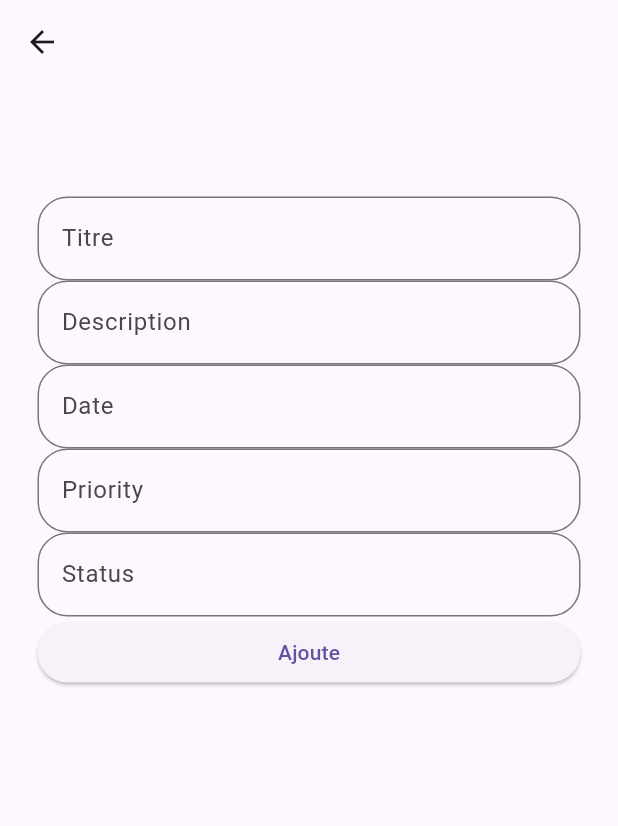
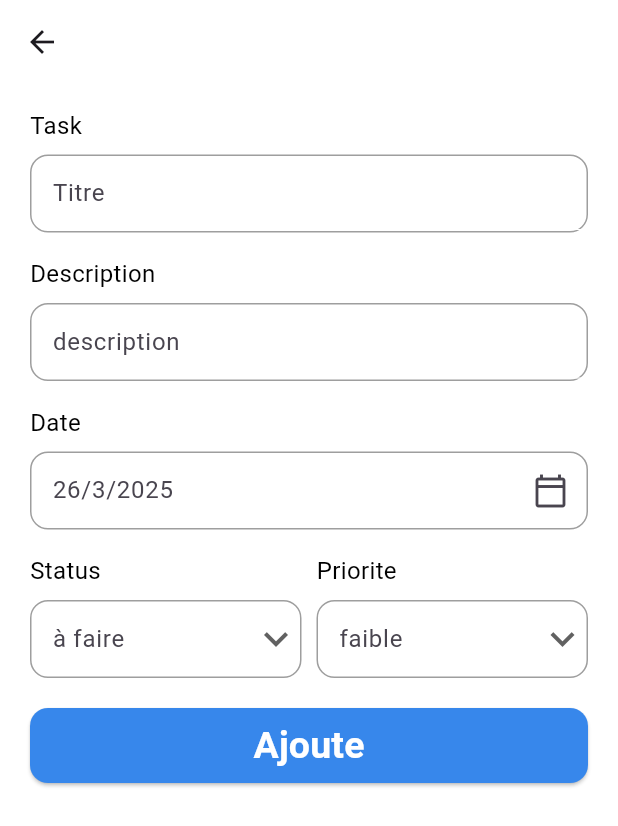
Before and after one commit to zakx227/mytask, a Flutter app: the screen it shows after launch, after a tap on the "add" icon, on a phone screen of 412 x 824 dp. Shown: the top 826 px of the screen. Run offline on Flutter 3.47's test engine with Material 3 defaults, Android fonts, the phone set to English and light mode, and no system bars; our stand-ins replace flutter_riverpod, sqflite; accounts and stored records are empty.

Commit message:
Ajout Page detail

```diff
--- a/lib/main.dart
+++ b/lib/main.dart
@@ -1,9 +1,12 @@
 import 'package:flutter/material.dart';
+import 'package:flutter_riverpod/flutter_riverpod.dart';
+import 'package:mytask/models/task_model.dart';
 import 'package:mytask/screens/add_task_screen.dart';
-import 'package:mytask/screens/home_page.dart';
+import 'package:mytask/screens/detail_task_screen.dart';
+import 'package:mytask/screens/home_screen.dart';
 
 void main() {
-  runApp(MyApp());
+  runApp(ProviderScope(child: MyApp()));
 }
 
 class MyApp extends StatelessWidget {
@@ -15,10 +18,13 @@ class MyApp extends StatelessWidget {
       debugShowCheckedModeBanner: false,
       initialRoute: '/home',
       onGenerateRoute: (settings) {
+        final arguments = settings.arguments;
+
         final widget = switch (settings.name ?? "") {
           '/addtask' => AddTaskScreen(),
-
-          _ => const HomePage(),
+          '/detailtask' => DetailTaskScreen(task: arguments as Task),
+          '/home' => HomeScreen(),
+          _ => HomeScreen(),
         };
         return MaterialPageRoute(builder: (context) => widget);
       },
--- a/lib/Data/database_helper.dart
+++ b/lib/models/data/database_helper.dart
@@ -7,15 +7,14 @@ class DatabaseHelper {
 
   Future<Database?> get db async {
     if (_db == null) {
-      _db = await initialisation();
-      return _db;
-    } else {
+      _db = await _initialisation();
       return _db;
     }
+    return _db;
   }
 
   //-----------------------------------------------------------------
-  Future<Database> initialisation() async {
+  Future<Database> _initialisation() async {
     String dbPath = await getDatabasesPath();
     String path = join(dbPath, "tasks.db");
 
--- a/lib/models/task_model.dart
+++ b/lib/models/task_model.dart
@@ -1,18 +1,18 @@
 class Task {
   int? id;
-  String title;
-  String description;
-  String dueDate;
-  String priority;
-  String status;
+  String? title;
+  String? description;
+  String? dueDate;
+  String? priority;
+  String? status;
 
   Task({
     this.id,
-    required this.title,
-    required this.description,
-    required this.dueDate,
-    required this.priority,
-    required this.status,
+    this.title,
+    this.description,
+    this.dueDate,
+    this.priority,
+    this.status,
   });
 
   Map<String, dynamic> toMap() {
--- /dev/null
+++ b/lib/riverpod/riverpod.dart
@@ -0,0 +1,4 @@
+import 'package:flutter_riverpod/flutter_riverpod.dart';
+import 'package:mytask/riverpod/riverpod_task.dart';
+
+final taskRiverpod = ChangeNotifierProvider((ref) => RiverpodTask());
--- /dev/null
+++ b/lib/riverpod/riverpod_task.dart
@@ -0,0 +1,32 @@
+import 'package:flutter/widgets.dart';
+import 'package:mytask/models/data/database_helper.dart';
+import 'package:mytask/models/task_model.dart';
+
+class RiverpodTask extends ChangeNotifier {
+  List<Task> _tasks = [];
+
+  List<Task> get tasks => _tasks;
+
+  RiverpodTask() {
+    loadTasks();
+  }
+
+  Future<void> loadTasks() async {
+    DatabaseHelper data = DatabaseHelper();
+    _tasks = await data.getAllData();
+    notifyListeners();
+  }
+
+  Future<void> addTasks(Task task) async {
+    DatabaseHelper data = DatabaseHelper();
+
+    data.insertData(task);
+    loadTasks();
+  }
+
+  Future<void> deletedTask(int id) async {
+    DatabaseHelper data = DatabaseHelper();
+    data.deleteData(id);
+    loadTasks();
+  }
+}
--- a/lib/screens/add_task_screen.dart
+++ b/lib/screens/add_task_screen.dart
@@ -1,142 +1,169 @@
 import 'package:flutter/material.dart';
-import 'package:mytask/Data/database_helper.dart';
+import 'package:flutter_riverpod/flutter_riverpod.dart';
 import 'package:mytask/models/task_model.dart';
+import 'package:mytask/riverpod/riverpod.dart';
 
-class AddTaskScreen extends StatefulWidget {
+import 'package:mytask/widgets/my_button.dart';
+import 'package:mytask/widgets/my_inputfield.dart';
+
+class AddTaskScreen extends ConsumerStatefulWidget {
   const AddTaskScreen({super.key});
 
   @override
-  State<AddTaskScreen> createState() => _HomeScreenState();
+  ConsumerState<AddTaskScreen> createState() => _AddTaskScreenState();
 }
 
-class _HomeScreenState extends State<AddTaskScreen> {
-  DatabaseHelper data = DatabaseHelper();
+class _AddTaskScreenState extends ConsumerState<AddTaskScreen> {
+  List<String> prioriteList = ['faible', 'moyenne', 'élevée'];
+  List<String> statusList = ['à faire', 'en cours', 'termine'];
 
-  final _formKey = GlobalKey<FormState>();
   final TextEditingController _titleController = TextEditingController();
   final TextEditingController _descriptionController = TextEditingController();
-  final TextEditingController _dueDateController = TextEditingController();
-  final TextEditingController _priorityController = TextEditingController();
-  final TextEditingController _statusController = TextEditingController();
+  DateTime _date = DateTime.now();
+  String _statusDefaultValue = 'à faire';
+  String _prioriteDefaultValue = 'faible';
 
-  Future<void> _ajoute() async {
-    if (_formKey.currentState!.validate()) {
+  bool champRenseigne = false;
+
+  void ajoute() {
+    if (_titleController.text.isNotEmpty &&
+        _descriptionController.text.isNotEmpty) {
       Task task = Task(
         title: _titleController.text,
         description: _descriptionController.text,
-        dueDate: _dueDateController.text,
-        priority: _priorityController.text,
-        status: _statusController.text,
+        dueDate: _date.day.toString(),
+        priority: _prioriteDefaultValue,
+        status: _statusDefaultValue,
       );
-      await data.insertData(task);
+      ref.read(taskRiverpod.notifier).addTasks(task);
 
       ScaffoldMessenger.of(
         context,
-      ).showSnackBar(SnackBar(content: Text('Enregistree !')));
+      ).showSnackBar(SnackBar(content: Text('Enregistré')));
+      Navigator.pushNamed(context, '/home');
+    } else {
+      ScaffoldMessenger.of(context).showSnackBar(
+        SnackBar(
+          content: Text(
+            'Veuillez renseigner toutes les informations',
+            style: TextStyle(color: Colors.red, fontSize: 16),
+          ),
+          backgroundColor: Colors.white,
+        ),
+      );
     }
   }
 
   @override
   Widget build(BuildContext context) {
     return Scaffold(
-      appBar: AppBar(),
-      body: Column(
-        children: [
-          SizedBox(height: 50),
-          Padding(
-            padding: EdgeInsets.all(25),
-            child: Form(
-              key: _formKey,
-              child: Column(
+      backgroundColor: Colors.white,
+      appBar: AppBar(backgroundColor: Colors.white),
+      body: Container(
+        padding: EdgeInsets.only(left: 20, right: 20),
+        child: SingleChildScrollView(
+          child: Column(
+            children: [
+              MyInputField(
+                title: 'Task',
+                hint: 'Titre',
+                controller: _titleController,
+              ),
+              MyInputField(
+                title: 'Description',
+                hint: 'description',
+                controller: _descriptionController,
+              ),
+              MyInputField(
+                title: 'Date',
+                hint:
+                    _date.day.toString() +
+                    '/' +
+                    _date.month.toString() +
+                    '/' +
+                    _date.year.toString(),
+                widget: IconButton(
+                  onPressed: () {
+                    _getDate();
+                  },
+                  icon: Icon(Icons.calendar_today_outlined),
+                ),
+              ),
+              Row(
                 children: [
-                  TextFormField(
-                    controller: _titleController,
-                    decoration: InputDecoration(
-                      labelText: 'Titre',
-                      border: OutlineInputBorder(
-                        borderRadius: BorderRadius.all(Radius.circular(20)),
+                  Expanded(
+                    child: MyInputField(
+                      title: 'Status',
+                      hint: _statusDefaultValue,
+                      widget: DropdownButton(
+                        icon: Icon(Icons.keyboard_arrow_down),
+                        iconSize: 32,
+                        underline: Container(height: 0),
+                        items:
+                            statusList.map<DropdownMenuItem<String>>((
+                              String value,
+                            ) {
+                              return DropdownMenuItem<String>(
+                                value: value,
+                                child: Text(value),
+                              );
+                            }).toList(),
+                        onChanged: (value) {
+                          setState(() {
+                            _statusDefaultValue = value.toString();
+                          });
+                        },
                       ),
                     ),
-                    validator: (value) {
-                      if (value == null || value.isEmpty) {
-                        return "Le titre est obligatoire";
-                      }
-                      return null;
-                    },
                   ),
-                  TextFormField(
-                    controller: _descriptionController,
-                    decoration: InputDecoration(
-                      labelText: 'Description',
-                      border: OutlineInputBorder(
-                        borderRadius: BorderRadius.all(Radius.circular(20)),
+                  SizedBox(width: 10),
+                  Expanded(
+                    child: MyInputField(
+                      title: 'Priorite',
+                      hint: _prioriteDefaultValue,
+                      widget: DropdownButton(
+                        icon: Icon(Icons.keyboard_arrow_down),
+                        iconSize: 32,
+                        underline: Container(height: 0),
+                        items:
+                            prioriteList.map<DropdownMenuItem<String>>((
+                              String value,
+                            ) {
+                              return DropdownMenuItem<String>(
+                                value: value,
+                                child: Text(value),
+                              );
+                            }).toList(),
+                        onChanged: (value) {
+                          setState(() {
+                            _prioriteDefaultValue = value.toString();
+                          });
+                        },
                       ),
-                    ),
-                    validator: (value) {
-                      if (value == null || value.isEmpty) {
-                        return "Le titre est obligatoire";
-                      }
-                      return null;
-                    },
-                  ),
-                  TextFormField(
-                    controller: _dueDateController,
-                    decoration: InputDecoration(
-                      labelText: 'Date',
-                      border: OutlineInputBorder(
-                        borderRadius: BorderRadius.all(Radius.circular(20)),
-                      ),
-                    ),
-                    validator: (value) {
-                      if (value == null || value.isEmpty) {
-                        return "Le titre est obligatoire";
-                      }
-                      return null;
-                    },
-                  ),
-                  TextFormField(
-                    controller: _priorityController,
-                    decoration: InputDecoration(
-                      labelText: 'Priority',
-                      border: OutlineInputBorder(
-                        borderRadius: BorderRadius.all(Radius.circular(20)),
-                      ),
-                    ),
-                    validator: (value) {
-                      if (value == null || value.isEmpty) {
-                        return "Le titre est obligatoire";
-                      }
-                      return null;
-                    },
-                  ),
-                  TextFormField(
-                    controller: _statusController,
-                    decoration: InputDecoration(
-                      labelText: 'Status',
-                      border: OutlineInputBorder(
-                        borderRadius: BorderRadius.all(Radius.circular(20)),
-                      ),
-                    ),
-                    validator: (value) {
-                      if (value == null || value.isEmpty) {
-                        return "Le titre est obligatoire";
-                      }
-                      return null;
-                    },
-                  ),
-                  SizedBox(
-                    width: double.infinity,
-                    child: ElevatedButton(
-                      onPressed: _ajoute,
-                      child: const Text('Ajoute'),
                     ),
                   ),
                 ],
               ),
-            ),
+              SizedBox(height: 20),
+              MyButton(title: 'Ajoute', onPressed: ajoute),
+            ],
           ),
-        ],
+        ),
       ),
     );
   }
+
+  _getDate() async {
+    DateTime? pickerDate = await showDatePicker(
+      context: context,
+      firstDate: DateTime(2025),
+      lastDate: DateTime(2121),
+    );
+
+    if (pickerDate != null) {
+      setState(() {
+        _date = pickerDate;
+      });
+    }
+  }
 }
--- /dev/null
+++ b/lib/screens/detail_task_screen.dart
@@ -0,0 +1,15 @@
+import 'package:flutter/material.dart';
+import 'package:mytask/models/task_model.dart';
+
+class DetailTaskScreen extends StatelessWidget {
+  Task task = Task();
+  DetailTaskScreen({super.key, required this.task});
+
+  @override
+  Widget build(BuildContext context) {
+    return Scaffold(
+      appBar: AppBar(),
+      body: Center(child: Text(task.title.toString())),
+    );
+  }
+}
--- a/lib/screens/home_page.dart
+++ /dev/null
@@ -1,54 +0,0 @@
-import 'package:flutter/material.dart';
-import 'package:mytask/Data/database_helper.dart';
-import 'package:mytask/models/task_model.dart';
-
-class HomePage extends StatefulWidget {
-  const HomePage({super.key});
-
-  @override
-  State<HomePage> createState() => _HomePageState();
-}
-
-class _HomePageState extends State<HomePage> {
-  DatabaseHelper data = DatabaseHelper();
-
-  @override
-  Widget build(BuildContext context) {
-    return Scaffold(
-      appBar: AppBar(leading: Text(''), title: Text('Todo List')),
-      body: Expanded(
-        child: FutureBuilder<List<Task>>(
-          future: data.getAllData(),
-          builder: (context, snapshot) {
-            if (!snapshot.hasData) {
-              return Center(child: CircularProgressIndicator());
-            }
-            final tasksList = snapshot.data!;
-
-            return ListView.builder(
-              itemCount: tasksList.length,
-              itemBuilder: (context, index) {
-                return ListTile(title: Text(tasksList[index].id.toString()));
-              },
-            );
-          },
-        ),
-      ),
-      floatingActionButton: SizedBox(
-        width: 60,
-        height: 60,
-        child: ElevatedButton(
-          style: ElevatedButton.styleFrom(
-            padding: EdgeInsets.symmetric(horizontal: 15),
-            backgroundColor: Colors.blue,
-            iconColor: Colors.white,
-          ),
-          onPressed: () {
-            Navigator.pushNamed(context, '/addtask');
-          },
-          child: Icon(Icons.add, size: 30),
-        ),
-      ),
-    );
-  }
-}
--- /dev/null
+++ b/lib/screens/home_screen.dart
@@ -0,0 +1,56 @@
+import 'package:flutter/material.dart';
+import 'package:flutter_riverpod/flutter_riverpod.dart';
+import 'package:mytask/riverpod/riverpod.dart';
+import 'package:mytask/utils/constants.dart';
+
+class HomeScreen extends ConsumerWidget {
+  HomeScreen({super.key});
+
+  final DateTime date = DateTime.now();
+
+  @override
+  Widget build(BuildContext context, WidgetRef ref) {
+    var listTask = ref.watch(taskRiverpod);
+
+    return Scaffold(
+      body: ListView.builder(
+        itemCount: listTask.tasks.length,
+        itemBuilder: (context, index) {
+          return Padding(
+            padding: const EdgeInsets.all(8.0),
+            child: Container(
+              width: double.infinity,
+              height: 100,
+              decoration: BoxDecoration(
+                color: couleurPrincipale,
+                borderRadius: BorderRadius.circular(20),
+              ),
+              child: Column(
+                crossAxisAlignment: CrossAxisAlignment.start,
+                children: [
+                  Padding(
+                    padding: const EdgeInsets.only(left: 10, top: 10),
+                    child: Text(
+                      listTask.tasks[index].title!,
+                      style: TextStyle(
+                        fontSize: 20,
+                        fontWeight: FontWeight.bold,
+                      ),
+                    ),
+                  ),
+                ],
+              ),
+            ),
+          );
+        },
+      ),
+      floatingActionButton: FloatingActionButton(
+        backgroundColor: couleurPrincipale,
+        onPressed: () {
+          Navigator.pushNamed(context, '/addtask');
+        },
+        child: Icon(Icons.add, color: Colors.white),
+      ),
+    );
+  }
+}
--- /dev/null
+++ b/lib/utils/constants.dart
@@ -0,0 +1,3 @@
+import 'package:flutter/material.dart';
+
+Color couleurPrincipale = Color(0xFF3787EB);
--- /dev/null
+++ b/lib/widgets/my_button.dart
@@ -0,0 +1,32 @@
+import 'package:flutter/material.dart';
+
+class MyButton extends StatelessWidget {
+  final String title;
+  Function()? onPressed;
+  MyButton({super.key, required this.title, required this.onPressed});
+
+  @override
+  Widget build(BuildContext context) {
+    return SizedBox(
+      width: double.infinity,
+      height: 50,
+      child: ElevatedButton(
+        style: ElevatedButton.styleFrom(
+          backgroundColor: Color(0xFF3787EB),
+          shape: RoundedRectangleBorder(
+            borderRadius: BorderRadius.circular(12),
+          ),
+        ),
+        onPressed: onPressed,
+        child: Text(
+          title,
+          style: TextStyle(
+            fontSize: 25,
+            fontWeight: FontWeight.bold,
+            color: Colors.white,
+          ),
+        ),
+      ),
+    );
+  }
+}
--- /dev/null
+++ b/lib/widgets/my_inputfield.dart
@@ -0,0 +1,67 @@
+import 'package:flutter/material.dart';
+
+class MyInputField extends StatelessWidget {
+  final String title;
+  final String hint;
+  final TextEditingController? controller;
+  final Widget? widget;
+  const MyInputField({
+    super.key,
+    required this.title,
+    required this.hint,
+    this.controller,
+    this.widget,
+  });
+
+  @override
+  Widget build(BuildContext context) {
+    return Container(
+      margin: EdgeInsets.only(top: 16),
+      child: Column(
+        crossAxisAlignment: CrossAxisAlignment.start,
+        children: [
+          Text(
+            title,
+            style: TextStyle(
+              fontSize: 16,
+              fontWeight: FontWeight.w400,
+              color: Colors.black,
+            ),
+          ),
+          Container(
+            padding: EdgeInsets.only(left: 14),
+            margin: EdgeInsets.only(top: 8),
+            height: 52,
+            decoration: BoxDecoration(
+              border: Border.all(color: Colors.grey, width: 1),
+              borderRadius: BorderRadius.circular(12),
+            ),
+            child: Row(
+              children: [
+                Expanded(
+                  child: TextFormField(
+                    readOnly: widget == null ? false : true,
+                    autofocus: false,
+                    cursorColor: Colors.grey[700],
+                    controller: controller,
+                    decoration: InputDecoration(
+                      hintText: hint,
+                      focusedBorder: UnderlineInputBorder(
+                        borderSide: BorderSide(color: Colors.white, width: 0),
+                      ),
+                      enabledBorder: UnderlineInputBorder(
+                        borderSide: BorderSide(color: Colors.white, width: 0),
+                      ),
+                    ),
+                  ),
+                ),
+
+                widget == null ? Container() : Container(child: widget),
+              ],
+            ),
+          ),
+        ],
+      ),
+    );
+  }
+}
--- a/pubspec.yaml
+++ b/pubspec.yaml
@@ -38,6 +38,7 @@ dependencies:
   path_provider: ^2.1.5
   flutter_local_notifications: ^19.0.0
   flutter_riverpod: ^2.6.1
+  intl: ^0.20.2
 
 dev_dependencies:
   flutter_test:
```
Also changed, not shown: pubspec.lock.
